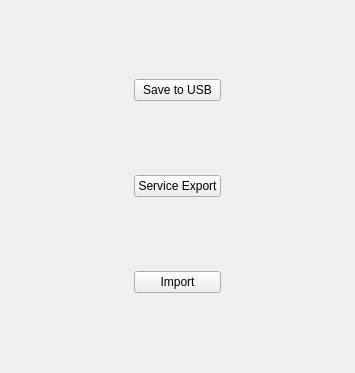
First picture: the form in HimalayaMain/Gui/Components/Settings/Forms/DataManagementWidget.ui, repository Liyezhong/Master, before the edit.
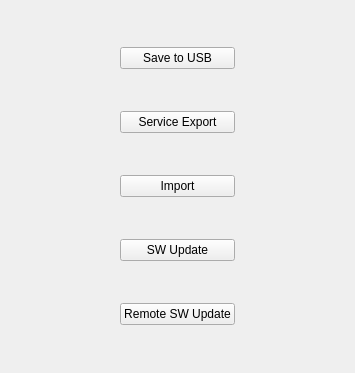
Second picture: the form after the edit.

The edit to the form file:
```diff
--- a/HimalayaMain/Gui/Components/Settings/Forms/DataManagementWidget.ui
+++ b/HimalayaMain/Gui/Components/Settings/Forms/DataManagementWidget.ui
@@ -21,7 +21,7 @@
      </property>
      <property name="sizeHint" stdset="0">
       <size>
-       <width>103</width>
+       <width>84</width>
        <height>20</height>
       </size>
      </property>
@@ -44,7 +44,7 @@
      </property>
      <property name="sizeHint" stdset="0">
       <size>
-       <width>103</width>
+       <width>85</width>
        <height>20</height>
       </size>
      </property>
@@ -57,7 +57,7 @@
      </property>
      <property name="sizeHint" stdset="0">
       <size>
-       <width>103</width>
+       <width>84</width>
        <height>20</height>
       </size>
      </property>
@@ -77,7 +77,7 @@
      </property>
      <property name="sizeHint" stdset="0">
       <size>
-       <width>103</width>
+       <width>85</width>
        <height>20</height>
       </size>
      </property>
@@ -90,7 +90,7 @@
      </property>
      <property name="sizeHint" stdset="0">
       <size>
-       <width>103</width>
+       <width>84</width>
        <height>20</height>
       </size>
      </property>
@@ -113,7 +113,79 @@
      </property>
      <property name="sizeHint" stdset="0">
       <size>
-       <width>103</width>
+       <width>85</width>
+       <height>20</height>
+      </size>
+     </property>
+    </spacer>
+   </item>
+   <item row="3" column="0">
+    <spacer name="horizontalSpacer_10">
+     <property name="orientation">
+      <enum>Qt::Horizontal</enum>
+     </property>
+     <property name="sizeHint" stdset="0">
+      <size>
+       <width>84</width>
+       <height>20</height>
+      </size>
+     </property>
+    </spacer>
+   </item>
+   <item row="3" column="1">
+    <widget class="QPushButton" name="SWUpdateButton">
+     <property name="focusPolicy">
+      <enum>Qt::NoFocus</enum>
+     </property>
+     <property name="text">
+      <string>SW Update</string>
+     </property>
+    </widget>
+   </item>
+   <item row="3" column="2">
+    <spacer name="horizontalSpacer_11">
+     <property name="orientation">
+      <enum>Qt::Horizontal</enum>
+     </property>
+     <property name="sizeHint" stdset="0">
+      <size>
+       <width>85</width>
+       <height>20</height>
+      </size>
+     </property>
+    </spacer>
+   </item>
+   <item row="4" column="0">
+    <spacer name="horizontalSpacer_12">
+     <property name="orientation">
+      <enum>Qt::Horizontal</enum>
+     </property>
+     <property name="sizeHint" stdset="0">
+      <size>
+       <width>84</width>
+       <height>20</height>
+      </size>
+     </property>
+    </spacer>
+   </item>
+   <item row="4" column="1">
+    <widget class="QPushButton" name="RemoteSWUpdateButton">
+     <property name="focusPolicy">
+      <enum>Qt::NoFocus</enum>
+     </property>
+     <property name="text">
+      <string>Remote SW Update</string>
+     </property>
+    </widget>
+   </item>
+   <item row="4" column="2">
+    <spacer name="horizontalSpacer_13">
+     <property name="orientation">
+      <enum>Qt::Horizontal</enum>
+     </property>
+     <property name="sizeHint" stdset="0">
+      <size>
+       <width>85</width>
        <height>20</height>
       </size>
      </property>
```
